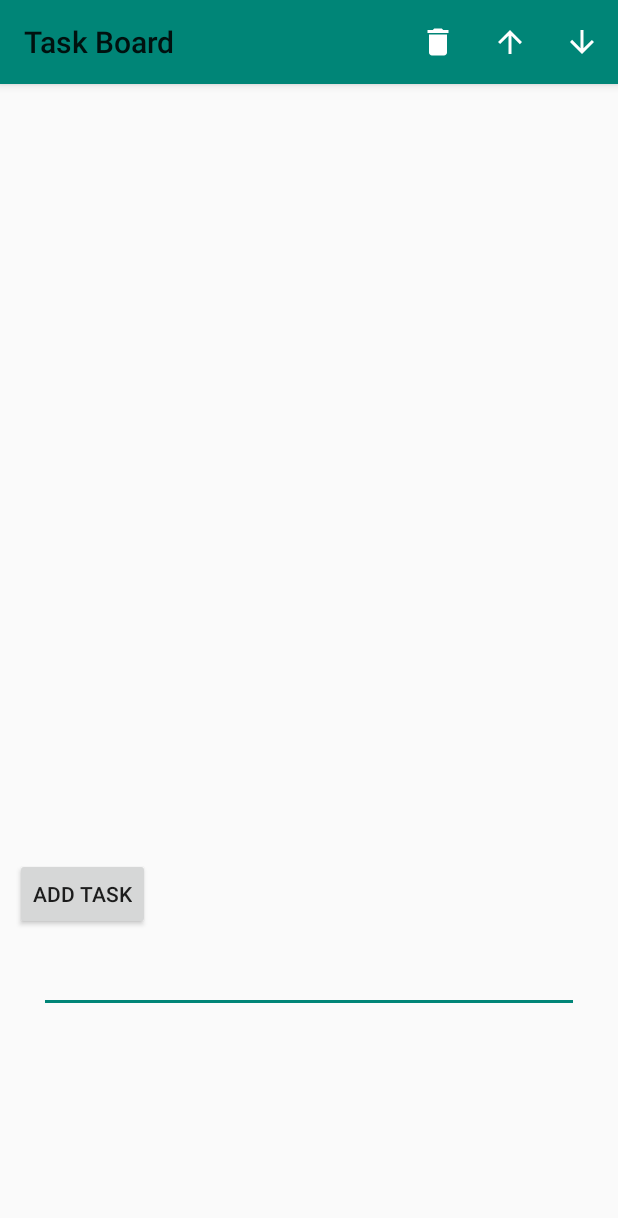
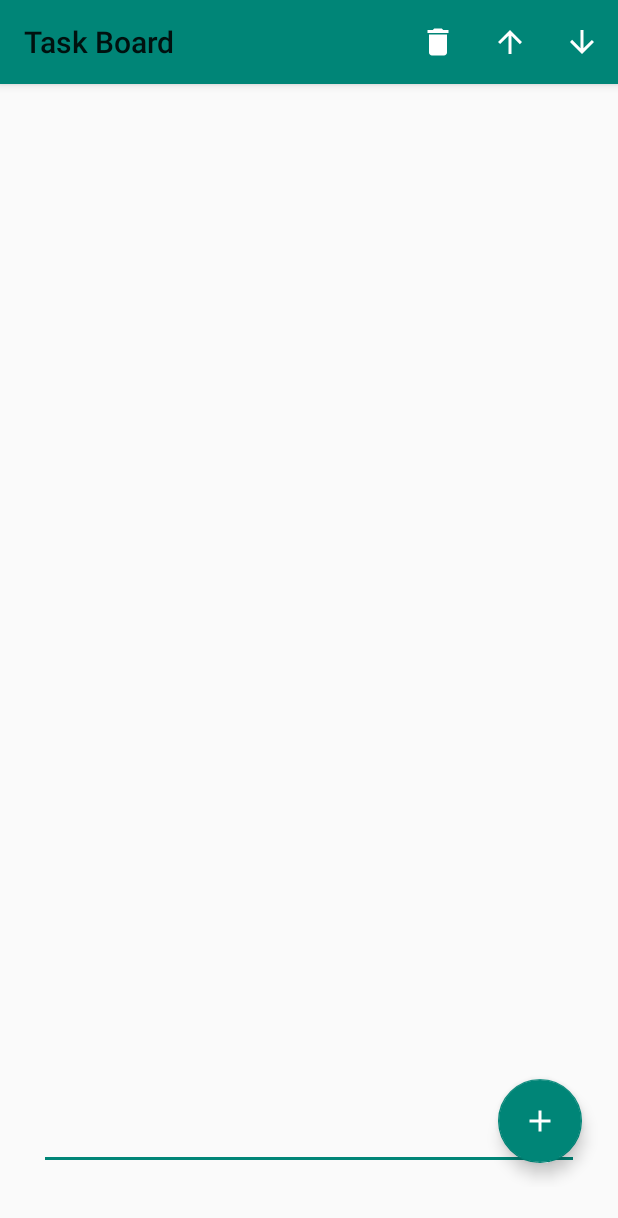
Before and after one commit to aloknigam247/task-board, an Android app: the screen it shows after launch (MainActivity), on a phone screen of 412 x 824 dp. Shown: the top 1218 px of the screen. Run offline under Robolectric (Android 15) with nearby library versions, the phone set to English and light mode, and no system bars.

Commit message:
added floating action button to add new tasks, removed older add task button, fixes #16

```diff
--- a/app/build.gradle
+++ b/app/build.gradle
@@ -25,6 +25,7 @@ android {
 dependencies {
     implementation fileTree(dir: 'libs', include: ['*.jar'])
     implementation 'com.android.support:appcompat-v7:28.0.0'
+    implementation 'com.android.support:design:28.0.0'
     implementation 'com.android.support.constraint:constraint-layout:1.1.3'
     testImplementation 'junit:junit:4.12'
     androidTestImplementation 'com.android.support.test:runner:1.0.2'
--- a/app/src/main/java/com/app/taskboard/ActivityRegistration.java
+++ b/app/src/main/java/com/app/taskboard/ActivityRegistration.java
@@ -1,5 +1,6 @@
 package com.app.taskboard;
 
+import android.support.design.widget.FloatingActionButton;
 import android.view.View;
 import android.widget.AdapterView;
 import android.widget.Button;
@@ -18,7 +19,7 @@ class ActivityRegistration {
     void registerResource(int activityRes, int resource, final RegisterClick implementor, final Object ...args) {
         View view = Run.findViewByActivity(activityRes, resource);
         // set listeners for Button clicks
-        if(view instanceof Button) {
+        if(view instanceof Button || view instanceof FloatingActionButton) {
             view.setOnClickListener(new View.OnClickListener() {
                 @Override
                 public void onClick(View v) {
--- /dev/null
+++ b/app/src/main/res/drawable/ic_add_white_24dp.xml
@@ -0,0 +1,5 @@
+<vector android:height="24dp" android:tint="#FFFFFF"
+    android:viewportHeight="24.0" android:viewportWidth="24.0"
+    android:width="24dp" xmlns:android="http://schemas.android.com/apk/res/android">
+    <path android:fillColor="#FF000000" android:pathData="M19,13h-6v6h-2v-6H5v-2h6V5h2v6h6v2z"/>
+</vector>
--- a/app/src/main/res/layout/activity_main.xml
+++ b/app/src/main/res/layout/activity_main.xml
@@ -19,6 +19,7 @@
     <android.support.constraint.ConstraintLayout
         android:layout_width="match_parent"
         android:layout_height="702dp"
+        app:layout_constraintBottom_toBottomOf="parent"
         app:layout_constraintEnd_toEndOf="parent"
         app:layout_constraintStart_toStartOf="parent"
         app:layout_constraintTop_toBottomOf="@+id/toolbar">
@@ -26,35 +27,37 @@
         <ListView
             android:id="@+id/taskDisplay"
             android:layout_width="395dp"
-            android:layout_height="495dp"
+            android:layout_height="632dp"
             android:layout_marginTop="5dp"
             android:listSelector="@android:color/darker_gray"
             app:layout_constraintEnd_toEndOf="parent"
             app:layout_constraintStart_toStartOf="parent"
             app:layout_constraintTop_toTopOf="parent" />
 
-        <Button
+        <android.support.design.widget.FloatingActionButton
             android:id="@+id/addTask"
             android:layout_width="wrap_content"
             android:layout_height="wrap_content"
-            android:layout_marginStart="10dp"
-            android:layout_marginTop="15dp"
-            android:text="Add Task"
-            app:layout_constraintStart_toStartOf="parent"
-            app:layout_constraintTop_toBottomOf="@+id/taskDisplay" />
+            android:layout_margin="16dp"
+            android:layout_marginEnd="8dp"
+            android:layout_marginBottom="8dp"
+            android:src="@drawable/ic_add_white_24dp"
+            app:layout_constraintBottom_toBottomOf="parent"
+            app:layout_constraintEnd_toEndOf="@+id/taskDisplay" />
 
         <EditText
             android:id="@+id/newTask"
             android:layout_width="0dp"
             android:layout_height="wrap_content"
             android:layout_marginStart="26dp"
-            android:layout_marginTop="10dp"
+            android:layout_marginTop="8dp"
             android:layout_marginEnd="26dp"
             android:ems="10"
             android:inputType="textPersonName"
             app:layout_constraintEnd_toEndOf="parent"
+            app:layout_constraintHorizontal_bias="1.0"
             app:layout_constraintStart_toStartOf="parent"
-            app:layout_constraintTop_toBottomOf="@+id/addTask" />
+            app:layout_constraintTop_toBottomOf="@+id/taskDisplay" />
 
     </android.support.constraint.ConstraintLayout>
 
```
Also changed, not shown: 2 other files.
